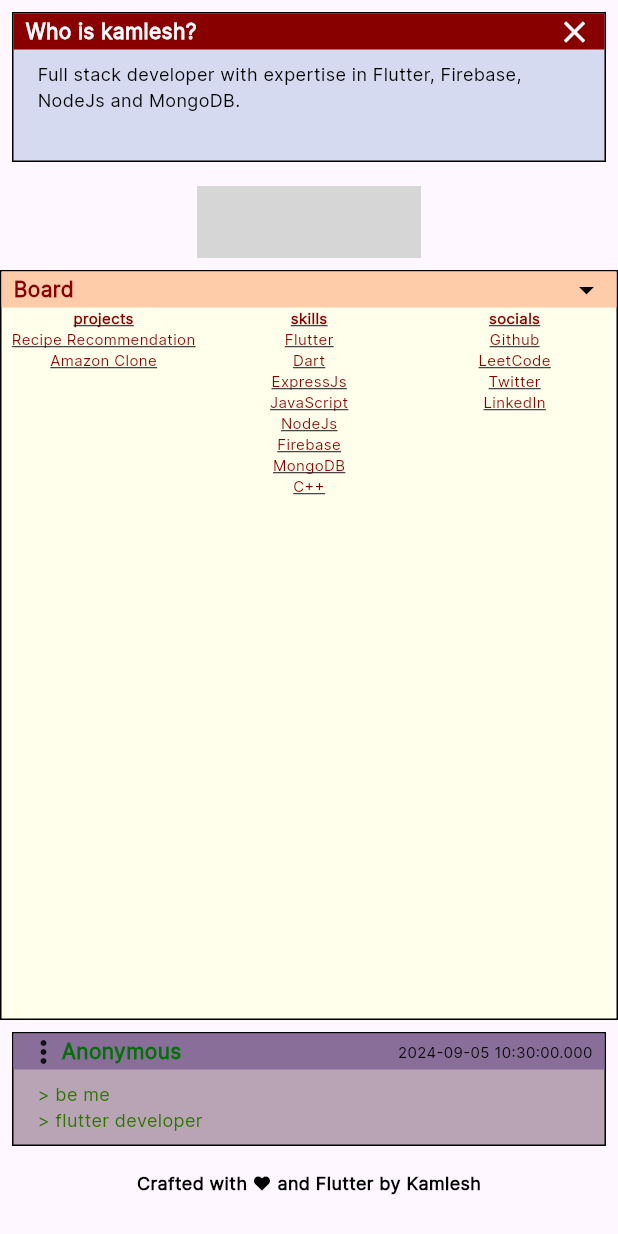
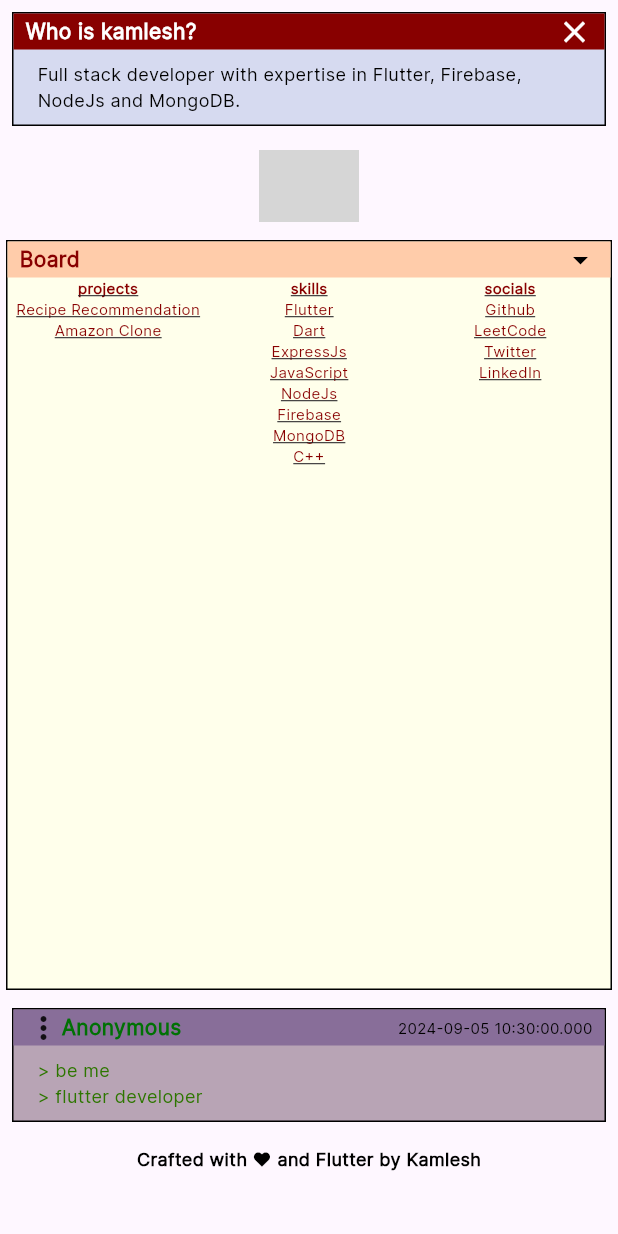
Before and after one commit to Kamlesh2112/Kamlesh2112.github.io, a Flutter app: the screen it shows after launch, on a phone screen of 412 x 824 dp. Run offline on Flutter 3.47's test engine with Material 3 defaults, Android fonts, the phone set to English and light mode, and no system bars; our stand-ins replace google_fonts, lottie; network calls fail; grey boxes are pictures that could not be loaded.

```diff
--- a/lib/widgets/board.dart
+++ b/lib/widgets/board.dart
@@ -8,9 +8,12 @@ class Board extends StatelessWidget {
 
   @override
   Widget build(BuildContext context) {
-    return  Container(
+      double wid =  MediaQuery.of(context).size.width;
+    return  Padding(
+      padding: const EdgeInsets.all(4.0),
+      child: Container(
+        width: wid * 0.5 < 500 ? wid : wid * 0.5,
         height: 500,
-      width: 500,
           decoration: BoxDecoration(
             color:const Color(GlobalVariables.skinbody),
           border: Border.all(color: Colors.black),
@@ -43,11 +46,11 @@ class Board extends StatelessWidget {
                   ],
                 ),
               ),
-            Expanded(
+              Flexible(
                 child: GridView.count(
                   physics: const NeverScrollableScrollPhysics(),
-                crossAxisSpacing: 1,
-                mainAxisSpacing: 1,
+                  // crossAxisSpacing: 1,
+                  // mainAxisSpacing: 1,
                   crossAxisCount: 3,
                   children: <Widget>[
                     BoardSection(header: "projects", textLinks: projectsMap),
@@ -58,6 +61,7 @@ class Board extends StatelessWidget {
               ),
             ],
           ),
+      ),
     );
   }
 }
--- a/lib/widgets/post.dart
+++ b/lib/widgets/post.dart
@@ -7,9 +7,11 @@ class Post extends StatelessWidget {
   @override
   Widget build(BuildContext context) {
     String now = DateTime.now().toString();
+    double wid =  MediaQuery.of(context).size.width;
     return Padding(
       padding: const EdgeInsets.all(8.0),
       child: Container(
+        width: wid * 0.5<500 ? wid : wid * 0.5,
         decoration: BoxDecoration(
           color: const Color(GlobalVariables.postbody),
           border: Border.all(color: Colors.black),
--- a/lib/widgets/under_construction.dart
+++ b/lib/widgets/under_construction.dart
@@ -26,7 +26,7 @@ class UnderConstruction extends StatelessWidget {
       },
       child: Container(
         padding: const EdgeInsets.all(8.0),
-        width: MediaQuery.of(context).size.width * 0.4,
+        width: MediaQuery.of(context).size.width * 0.2,
         child: Center(
           child: Lottie.network(
               'https://lottie.host/84eec5c5-5604-4b9f-9351-1183897f1232/mZseZwVqaW.json'),
--- a/lib/widgets/whois.dart
+++ b/lib/widgets/whois.dart
@@ -9,8 +9,10 @@ class WhoIs extends StatelessWidget {
     return  Padding(
       padding: const EdgeInsets.all(8.0),
       child: Container(
-          height:100,
-          width: 500,
+          // height:100,
+          width: MediaQuery.of(context).size.width * 0.5 < 500
+              ? MediaQuery.of(context).size.width
+              : MediaQuery.of(context).size.width * 0.5,
           decoration: BoxDecoration(
             color:const Color(GlobalVariables.postbackgroundpurple),
           border: Border.all(color: Colors.black),
```
Also changed, not shown: 3 other files. Lines whose indentation alone changed are shown as unchanged.
